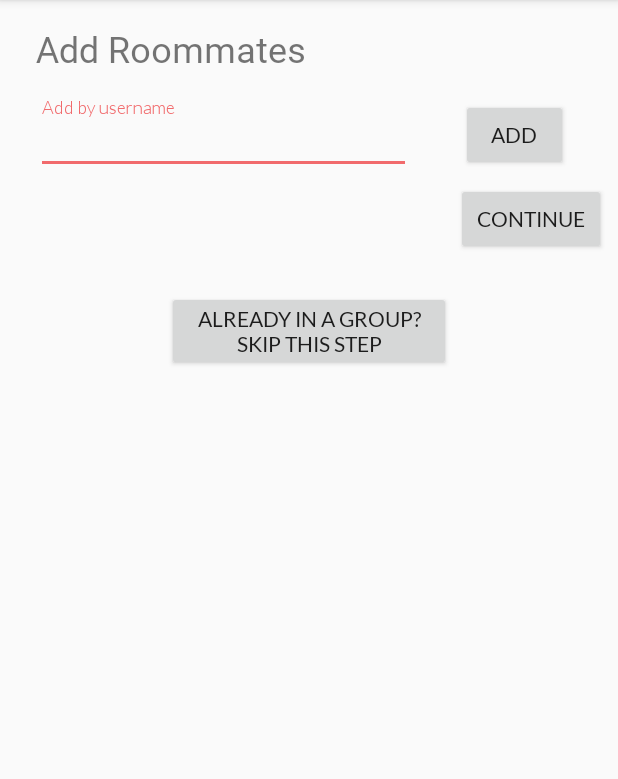
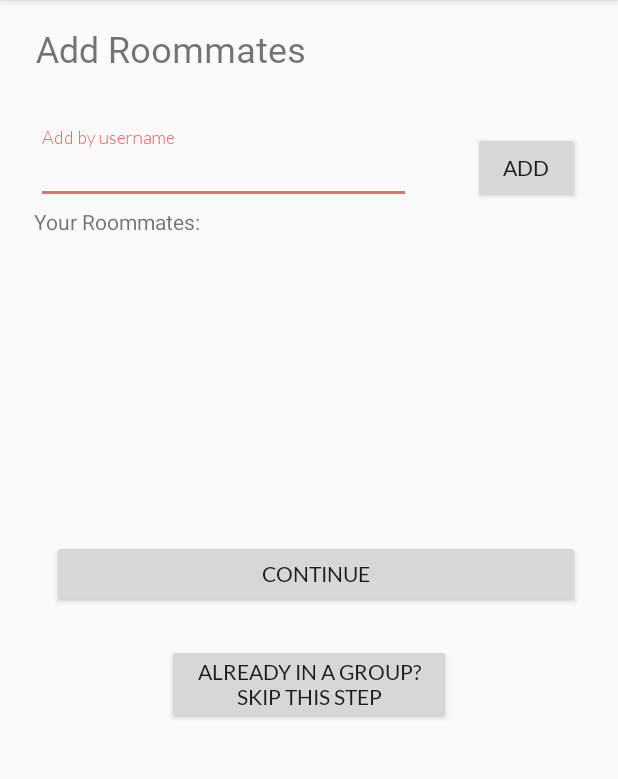
Before and after one commit to dorothysyu/apartmentHunters, an Android app: the AddRoommatesActivity screen opened directly, with no data from a screen before it, on a phone screen of 412 x 824 dp, the part 84-863 px from its top. Run offline under Robolectric (Android 15) with nearby library versions, the phone set to English and light mode, and no system bars.

Commit message:
added user feedback for adding roommates

```diff
--- a/app/src/main/res/layout/activity_add_roommates_activity.xml
+++ b/app/src/main/res/layout/activity_add_roommates_activity.xml
@@ -8,8 +8,8 @@
     <android.support.constraint.ConstraintLayout xmlns:android="http://schemas.android.com/apk/res/android"
         xmlns:app="http://schemas.android.com/apk/res-auto"
         xmlns:tools="http://schemas.android.com/tools"
-        android:layout_width="match_parent"
-        android:layout_height="match_parent"
+        android:layout_width="fill_parent"
+        android:layout_height="fill_parent"
         tools:context=".settings.AddRoommatesActivity">
 
         <TextView
@@ -32,7 +32,7 @@
             android:layout_height="wrap_content"
             android:layout_marginStart="24dp"
             android:layout_marginLeft="24dp"
-            android:layout_marginTop="64dp"
+            android:layout_marginTop="84dp"
             android:layout_marginEnd="32dp"
             android:layout_marginRight="32dp"
             app:layout_constraintEnd_toEndOf="parent"
@@ -60,23 +60,25 @@
             android:layout_marginLeft="8dp"
             android:layout_marginEnd="8dp"
             android:layout_marginRight="8dp"
+            android:fontFamily="@font/lato_regular"
             android:text="@string/action_add_feature"
-            android:fontFamily="@font/lato_regular"
             app:layout_constraintBottom_toBottomOf="@+id/textInputLayout"
             app:layout_constraintEnd_toEndOf="parent"
+            app:layout_constraintHorizontal_bias="0.652"
             app:layout_constraintStart_toEndOf="@+id/textInputLayout"
-            app:layout_constraintTop_toTopOf="@+id/textInputLayout" />
+            app:layout_constraintTop_toTopOf="@+id/textInputLayout"
+            app:layout_constraintVertical_bias="1.0" />
 
         <Button
             android:id="@+id/add_roommate"
-            android:layout_width="100dp"
-            android:layout_height="wrap_content"
-            android:layout_marginTop="8dp"
-            android:layout_marginEnd="8dp"
-            android:layout_marginRight="8dp"
+            android:layout_width="352dp"
+            android:layout_height="45dp"
+            android:layout_marginTop="224dp"
             android:fontFamily="@font/lato_regular"
             android:text="@string/add_roommate"
-            app:layout_constraintEnd_toEndOf="parent"
+            app:layout_constraintEnd_toEndOf="@+id/add_feature"
+            app:layout_constraintHorizontal_bias="1.0"
+            app:layout_constraintStart_toStartOf="@+id/textInputLayout"
             app:layout_constraintTop_toBottomOf="@+id/add_feature" />
         <!--tools:layout_editor_absoluteX="280dp"-->
         <!--tools:layout_editor_absoluteY="0dp" />-->
@@ -108,6 +110,37 @@
             app:layout_constraintStart_toStartOf="parent"
             app:layout_constraintTop_toBottomOf="@+id/add_roommate" />
 
+        <TextView
+            android:id="@+id/current_roommates"
+            android:layout_width="251dp"
+            android:layout_height="28dp"
+            android:text="@string/current_roommates"
+            app:layout_constraintBottom_toTopOf="@+id/linearLayout2"
+            app:layout_constraintEnd_toEndOf="@+id/textInputLayout"
+            app:layout_constraintHorizontal_bias="1.0"
+            app:layout_constraintStart_toStartOf="@+id/textInputLayout"
+            app:layout_constraintTop_toBottomOf="@+id/textInputLayout"
+            app:layout_constraintVertical_bias="1.0" />
+
+        <LinearLayout
+            android:id="@+id/linearLayout2"
+            android:layout_width="251dp"
+            android:layout_height="179dp"
+            android:layout_marginBottom="8dp"
+            android:orientation="vertical"
+            app:layout_constraintBottom_toTopOf="@+id/add_roommate"
+            app:layout_constraintEnd_toEndOf="@+id/current_roommates"
+            app:layout_constraintHorizontal_bias="0.0"
+            app:layout_constraintStart_toStartOf="@+id/current_roommates"
+            app:layout_constraintTop_toBottomOf="@+id/textInputLayout"
+            app:layout_constraintVertical_bias="0.826">
+
+            <TextView
+                android:id="@+id/textView8"
+                android:layout_width="match_parent"
+                android:layout_height="wrap_content" />
+        </LinearLayout>
+
         <!--tools:layout_editor_absoluteX="203dp"-->
         <!--tools:layout_editor_absoluteY="231dp" />-->
 
--- a/app/src/main/res/values/strings.xml
+++ b/app/src/main/res/values/strings.xml
@@ -17,6 +17,7 @@
     <!-- Strings related to add roommates -->
     <string name="add_roommates_header">Add Roommates</string>
     <string name="add_by_user">Add by username</string>
+    <string name="current_roommates">Your Roommates:</string>
     <string name="add_roommate">Continue</string>
     <string name="add_by_email">Add by email</string>
     <string name="add_by_phone">Add by phone</string>
```
Also changed, not shown: app/src/main/java/hciadk/apartmenthunters/settings/AddRoommatesActivity.java (+43 -0 lines), app/src/main/java/hciadk/apartmenthunters/settings/FeaturesActivity.java (+0 -17 lines).
